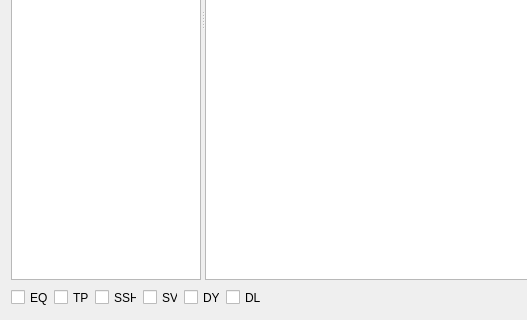
Above: Gui/Gui.ui from Mohamedkrs/ForschungPraktikum before the change; both pictures show x 0 to 527 and y 285 to 605 of the 721 by 605 pixel window. Below: the same form after it.
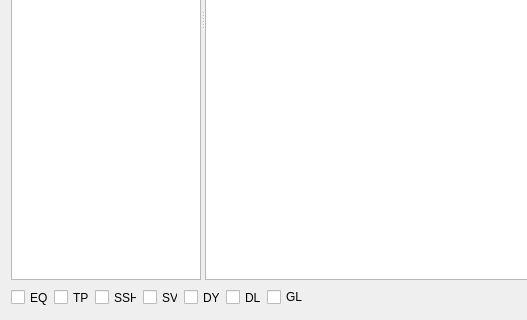
That is the form after the change.

The edit to the form file:
```diff
--- a/Gui/Gui.ui
+++ b/Gui/Gui.ui
@@ -287,6 +287,13 @@
          </property>
         </widget>
        </item>
+       <item>
+        <widget class="QCheckBox" name="glCheckBox">
+         <property name="text">
+          <string>GL</string>
+         </property>
+        </widget>
+       </item>
       </layout>
      </item>
      <item>
```
